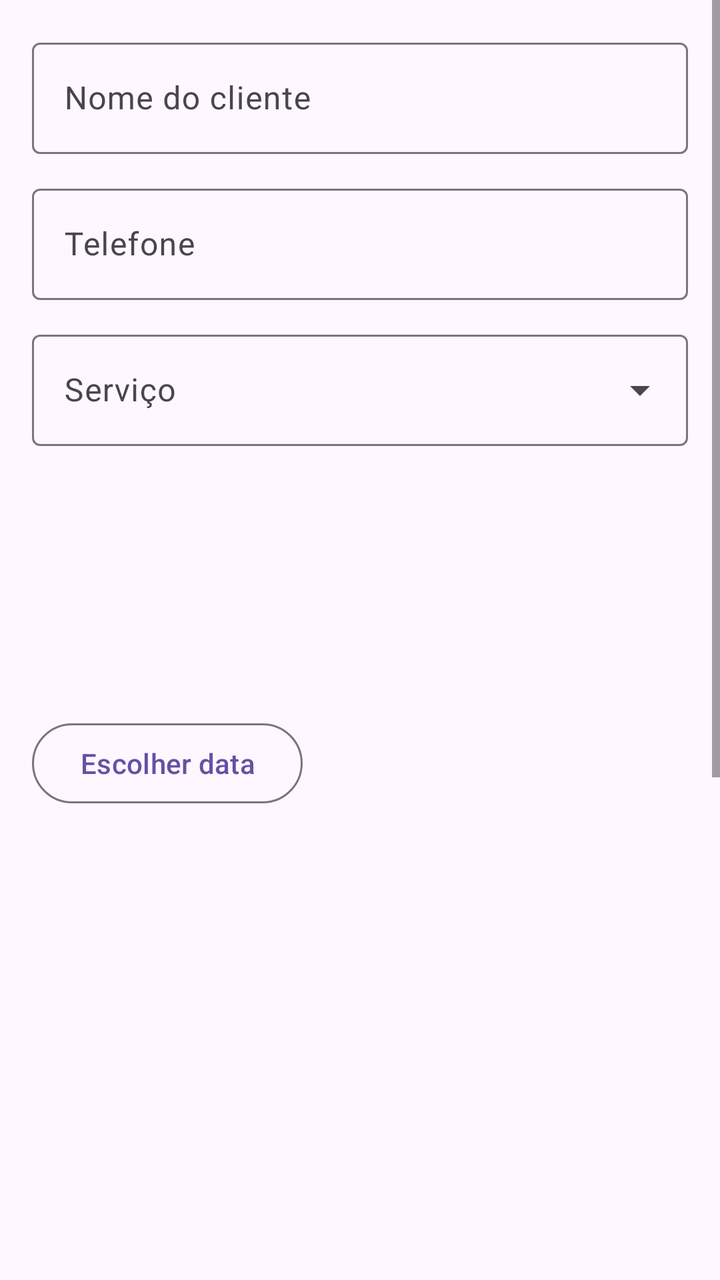
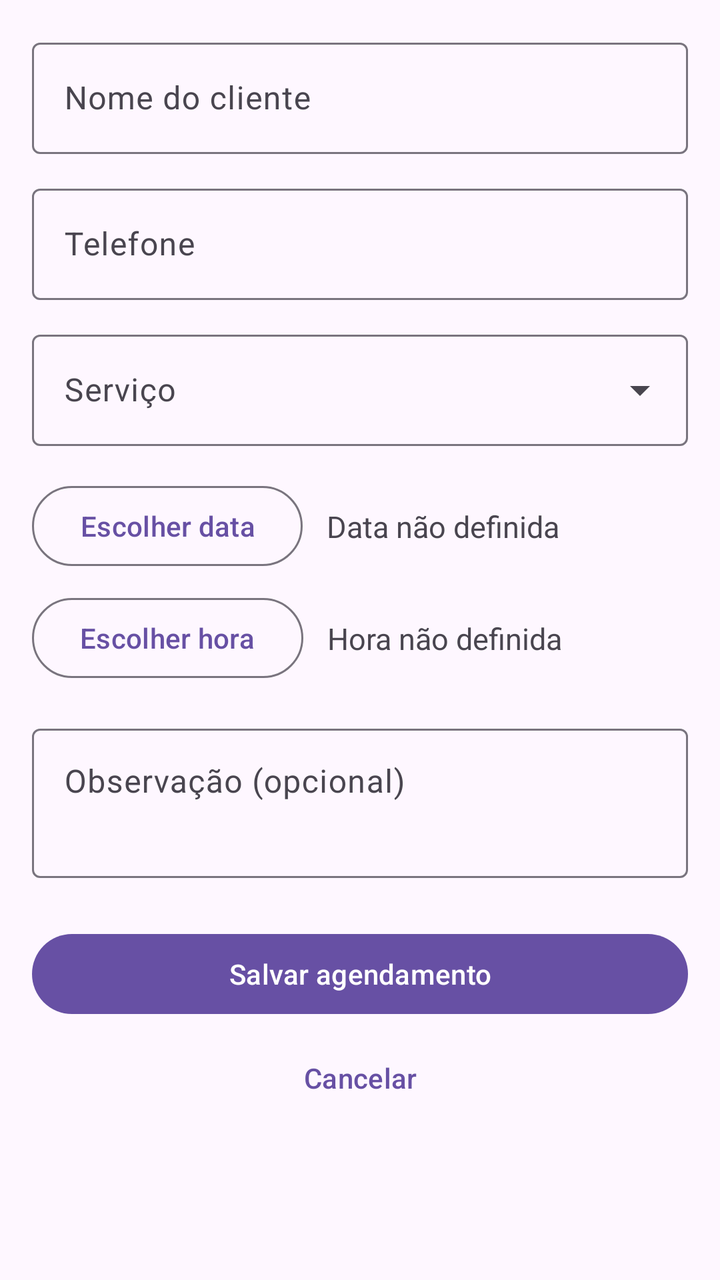

Before-and-after screenshots of an Android layout around one commit, followed by the original layout XML and the change that was made.
<!-- AndroidManifest.xml: application theme Theme.BarberAgenda -->
<!-- res/layout/activity_cadastro.xml -->
<?xml version="1.0" encoding="utf-8"?>
<ScrollView xmlns:android="http://schemas.android.com/apk/res/android"
    xmlns:app="http://schemas.android.com/apk/res-auto"
    android:layout_width="match_parent"
    android:layout_height="match_parent"
    android:fillViewport="true">

    <androidx.constraintlayout.widget.ConstraintLayout
        android:layout_width="match_parent"
        android:layout_height="wrap_content"
        android:padding="16dp">

        <com.google.android.material.textfield.TextInputLayout
            android:id="@+id/layoutCliente"
            style="@style/Widget.Material3.TextInputLayout.OutlinedBox"
            android:layout_width="0dp"
            android:layout_height="wrap_content"
            android:hint="@string/campo_cliente"
            app:layout_constraintEnd_toEndOf="parent"
            app:layout_constraintStart_toStartOf="parent"
            app:layout_constraintTop_toTopOf="parent">

            <com.google.android.material.textfield.TextInputEditText
                android:id="@+id/editCliente"
                android:layout_width="match_parent"
                android:layout_height="wrap_content"
                android:imeOptions="actionNext"
                android:inputType="textPersonName"
                android:maxLines="1" />
        </com.google.android.material.textfield.TextInputLayout>

        <com.google.android.material.textfield.TextInputLayout
            android:id="@+id/layoutTelefone"
            style="@style/Widget.Material3.TextInputLayout.OutlinedBox"
            android:layout_width="0dp"
            android:layout_height="wrap_content"
            android:layout_marginTop="12dp"
            android:hint="@string/campo_telefone"
            app:layout_constraintEnd_toEndOf="parent"
            app:layout_constraintStart_toStartOf="parent"
            app:layout_constraintTop_toBottomOf="@id/layoutCliente">

            <com.google.android.material.textfield.TextInputEditText
                android:id="@+id/editTelefone"
                android:layout_width="match_parent"
                android:layout_height="wrap_content"
                android:imeOptions="actionNext"
                android:inputType="phone"
                android:maxLines="1" />
        </com.google.android.material.textfield.TextInputLayout>

        <com.google.android.material.textfield.TextInputLayout
            android:id="@+id/layoutServico"
            style="@style/Widget.Material3.TextInputLayout.OutlinedBox.ExposedDropdownMenu"
            android:layout_width="0dp"
            android:layout_height="wrap_content"
            android:layout_marginTop="12dp"
            android:hint="@string/campo_servico"
            app:layout_constraintEnd_toEndOf="parent"
            app:layout_constraintStart_toStartOf="parent"
            app:layout_constraintTop_toBottomOf="@id/layoutTelefone">

            <com.google.android.material.textfield.MaterialAutoCompleteTextView
                android:id="@+id/dropdownServico"
                android:layout_width="match_parent"
                android:layout_height="wrap_content"
                android:inputType="none" />
        </com.google.android.material.textfield.TextInputLayout>

        <LinearLayout
            android:id="@+id/linhaData"
            android:layout_width="0dp"
            android:layout_height="wrap_content"
            android:layout_marginTop="16dp"
            android:gravity="center_vertical"
            android:orientation="horizontal"
            app:layout_constraintEnd_toEndOf="parent"
            app:layout_constraintStart_toStartOf="parent"
            app:layout_constraintTop_toBottomOf="@id/layoutServico">

            <com.google.android.material.button.MaterialButton
                android:id="@+id/botaoData"
                style="@style/Widget.Material3.Button.OutlinedButton"
                android:layout_width="wrap_content"
                android:layout_height="wrap_content"
                android:text="@string/botao_escolher_data" />

            <TextView
                android:id="@+id/valorData"
                android:layout_width="0dp"
                android:layout_height="wrap_content"
                android:layout_marginStart="12dp"
                android:text="@string/data_nao_definida"
                android:textColor="?attr/colorOnSurfaceVariant"
                android:textSize="15sp" />
        </LinearLayout>

        <LinearLayout
            android:id="@+id/linhaHora"
            android:layout_width="0dp"
            android:layout_height="wrap_content"
            android:layout_marginTop="8dp"
            android:gravity="center_vertical"
            android:orientation="horizontal"
            app:layout_constraintEnd_toEndOf="parent"
            app:layout_constraintStart_toStartOf="parent"
            app:layout_constraintTop_toBottomOf="@id/linhaData">

            <com.google.android.material.button.MaterialButton
                android:id="@+id/botaoHora"
                style="@style/Widget.Material3.Button.OutlinedButton"
                android:layout_width="wrap_content"
                android:layout_height="wrap_content"
                android:text="@string/botao_escolher_hora" />

            <TextView
                android:id="@+id/valorHora"
                android:layout_width="0dp"
                android:layout_height="wrap_content"
                android:layout_marginStart="12dp"
                android:text="@string/hora_nao_definida"
                android:textColor="?attr/colorOnSurfaceVariant"
                android:textSize="15sp" />
        </LinearLayout>

        <com.google.android.material.textfield.TextInputLayout
            android:id="@+id/layoutObservacao"
            style="@style/Widget.Material3.TextInputLayout.OutlinedBox"
            android:layout_width="0dp"
            android:layout_height="wrap_content"
            android:layout_marginTop="16dp"
            android:hint="@string/campo_observacao"
            app:layout_constraintEnd_toEndOf="parent"
            app:layout_constraintStart_toStartOf="parent"
            app:layout_constraintTop_toBottomOf="@id/linhaHora">

            <com.google.android.material.textfield.TextInputEditText
                android:id="@+id/editObservacao"
                android:layout_width="match_parent"
                android:layout_height="wrap_content"
                android:gravity="top"
                android:inputType="textMultiLine"
                android:minLines="2" />
        </com.google.android.material.textfield.TextInputLayout>

        <com.google.android.material.button.MaterialButton
            android:id="@+id/botaoSalvar"
            android:layout_width="0dp"
            android:layout_height="wrap_content"
            android:layout_marginTop="24dp"
            android:text="@string/botao_salvar"
            app:layout_constraintEnd_toEndOf="parent"
            app:layout_constraintStart_toStartOf="parent"
            app:layout_constraintTop_toBottomOf="@id/layoutObservacao" />

        <com.google.android.material.button.MaterialButton
            android:id="@+id/botaoCancelar"
            style="@style/Widget.Material3.Button.TextButton"
            android:layout_width="0dp"
            android:layout_height="wrap_content"
            android:layout_marginTop="4dp"
            android:text="@string/botao_cancelar"
            app:layout_constraintEnd_toEndOf="parent"
            app:layout_constraintStart_toStartOf="parent"
            app:layout_constraintTop_toBottomOf="@id/botaoSalvar" />

    </androidx.constraintlayout.widget.ConstraintLayout>
</ScrollView>
<!-- resources referenced by this layout -->
<resources>
  <string name="botao_cancelar">Cancelar</string>
  <string name="botao_escolher_data">Escolher data</string>
  <string name="botao_escolher_hora">Escolher hora</string>
  <string name="botao_salvar">Salvar agendamento</string>
  <string name="campo_cliente">Nome do cliente</string>
  <string name="campo_observacao">Observação (opcional)</string>
  <string name="campo_servico">Serviço</string>
  <string name="campo_telefone">Telefone</string>
  <string name="data_nao_definida">Data não definida</string>
  <string name="hora_nao_definida">Hora não definida</string>
  <style name="Theme.BarberAgenda" parent="Theme.Material3.DayNight" />
</resources>

<!-- the commit's change to res/layout/activity_cadastro.xml (unified diff, before → after) -->
@@ -67,13 +67,11 @@
                 android:inputType="none" />
         </com.google.android.material.textfield.TextInputLayout>
 
-        <LinearLayout
+        <androidx.constraintlayout.widget.ConstraintLayout
             android:id="@+id/linhaData"
             android:layout_width="0dp"
             android:layout_height="wrap_content"
             android:layout_marginTop="16dp"
-            android:gravity="center_vertical"
-            android:orientation="horizontal"
             app:layout_constraintEnd_toEndOf="parent"
             app:layout_constraintStart_toStartOf="parent"
             app:layout_constraintTop_toBottomOf="@id/layoutServico">
@@ -83,7 +81,10 @@
                 style="@style/Widget.Material3.Button.OutlinedButton"
                 android:layout_width="wrap_content"
                 android:layout_height="wrap_content"
-                android:text="@string/botao_escolher_data" />
+                android:text="@string/botao_escolher_data"
+                app:layout_constraintBottom_toBottomOf="parent"
+                app:layout_constraintStart_toStartOf="parent"
+                app:layout_constraintTop_toTopOf="parent" />
 
             <TextView
                 android:id="@+id/valorData"
@@ -92,16 +93,18 @@
                 android:layout_marginStart="12dp"
                 android:text="@string/data_nao_definida"
                 android:textColor="?attr/colorOnSurfaceVariant"
-                android:textSize="15sp" />
-        </LinearLayout>
+                android:textSize="15sp"
+                app:layout_constraintBottom_toBottomOf="parent"
+                app:layout_constraintEnd_toEndOf="parent"
+                app:layout_constraintStart_toEndOf="@id/botaoData"
+                app:layout_constraintTop_toTopOf="parent" />
+        </androidx.constraintlayout.widget.ConstraintLayout>
 
-        <LinearLayout
+        <androidx.constraintlayout.widget.ConstraintLayout
             android:id="@+id/linhaHora"
             android:layout_width="0dp"
             android:layout_height="wrap_content"
             android:layout_marginTop="8dp"
-            android:gravity="center_vertical"
-            android:orientation="horizontal"
             app:layout_constraintEnd_toEndOf="parent"
             app:layout_constraintStart_toStartOf="parent"
             app:layout_constraintTop_toBottomOf="@id/linhaData">
@@ -111,7 +114,10 @@
                 style="@style/Widget.Material3.Button.OutlinedButton"
                 android:layout_width="wrap_content"
                 android:layout_height="wrap_content"
-                android:text="@string/botao_escolher_hora" />
+                android:text="@string/botao_escolher_hora"
+                app:layout_constraintBottom_toBottomOf="parent"
+                app:layout_constraintStart_toStartOf="parent"
+                app:layout_constraintTop_toTopOf="parent" />
 
             <TextView
                 android:id="@+id/valorHora"
@@ -120,8 +126,12 @@
                 android:layout_marginStart="12dp"
                 android:text="@string/hora_nao_definida"
                 android:textColor="?attr/colorOnSurfaceVariant"
-                android:textSize="15sp" />
-        </LinearLayout>
+                android:textSize="15sp"
+                app:layout_constraintBottom_toBottomOf="parent"
+                app:layout_constraintEnd_toEndOf="parent"
+                app:layout_constraintStart_toEndOf="@id/botaoHora"
+                app:layout_constraintTop_toTopOf="parent" />
+        </androidx.constraintlayout.widget.ConstraintLayout>
 
         <com.google.android.material.textfield.TextInputLayout
             android:id="@+id/layoutObservacao"
<!-- resource entries referenced after the edit -->
@@ -10,6 +10,9 @@
   <string name="campo_telefone">Telefone</string>
   <string name="data_nao_definida">Data não definida</string>
   <string name="hora_nao_definida">Hora não definida</string>
-  <style name="Theme.BarberAgenda" parent="Theme.Material3.DayNight" />
+  <style name="Theme.BarberAgenda" parent="Theme.Material3.DayNight">
+          
+          <item name="android:windowOptOutEdgeToEdgeEnforcement">true</item>
+      </style>
 </resources>
 
